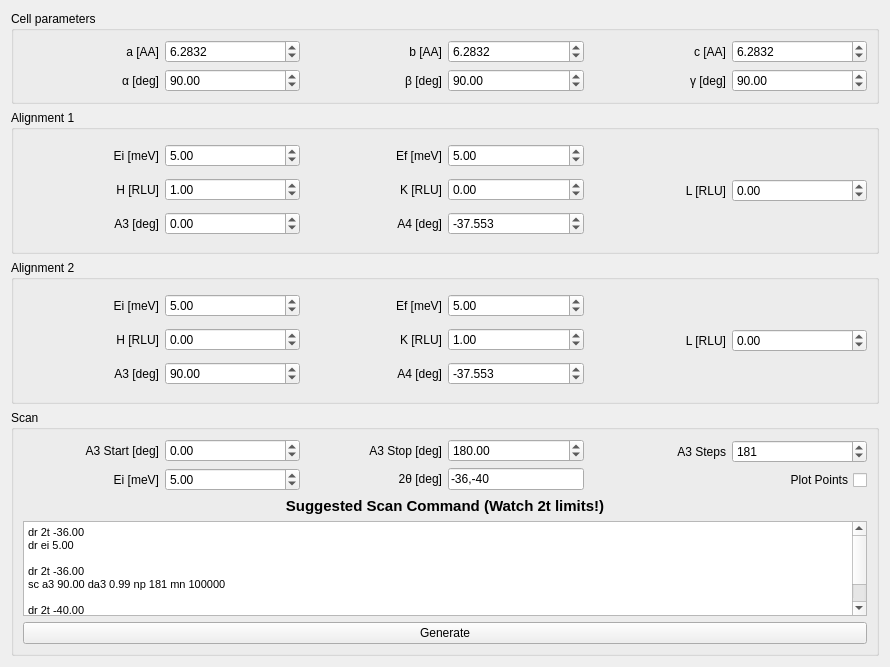
First picture: the form in src/main/resources/base/Views/Prediction.ui, repository MJOLNIRPackage/MJOLNIR-GUI, before the edit.
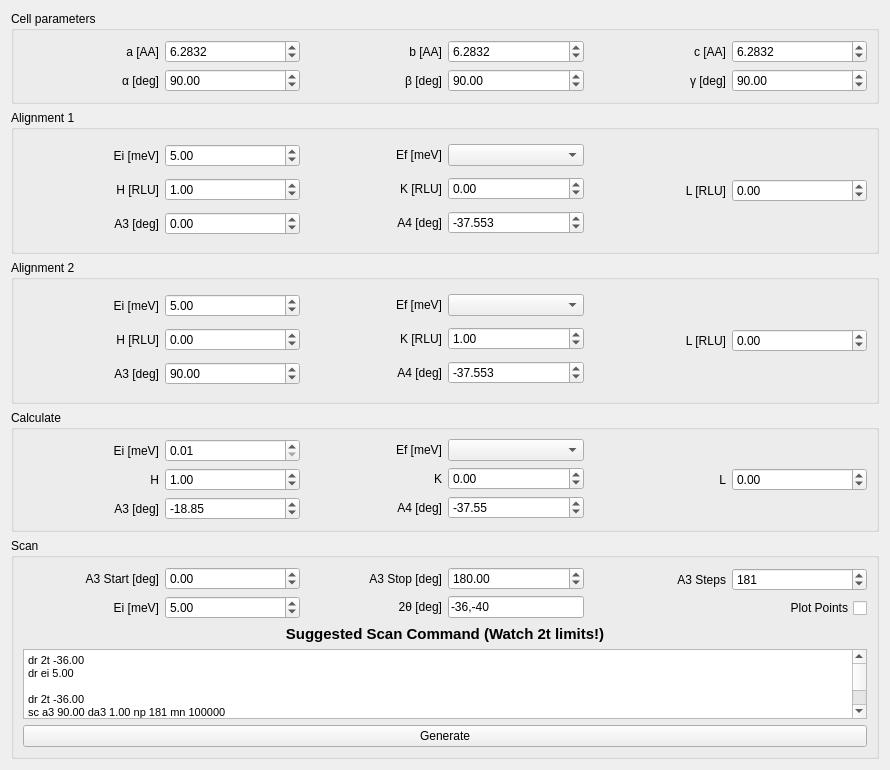
Second picture: the form after the edit.

Commit message: Add calculator for HKL position given A3 and A4 + vice versa

Patch:
```diff
--- a/src/main/resources/base/Views/Prediction.ui
+++ b/src/main/resources/base/Views/Prediction.ui
@@ -7,7 +7,7 @@
     <x>0</x>
     <y>0</y>
     <width>890</width>
-    <height>667</height>
+    <height>767</height>
    </rect>
   </property>
   <property name="focusPolicy">
@@ -314,11 +314,7 @@
              </widget>
             </item>
             <item>
-             <widget class="QDoubleSpinBox" name="alignment1_ef_spinBox">
-              <property name="value">
-               <double>5.000000000000000</double>
-              </property>
-             </widget>
+             <widget class="QComboBox" name="alignment1_ef_comboBox"/>
             </item>
            </layout>
           </item>
@@ -453,6 +449,12 @@
    </item>
    <item>
     <widget class="QGroupBox" name="groupBox_3">
+     <property name="sizePolicy">
+      <sizepolicy hsizetype="Preferred" vsizetype="Preferred">
+       <horstretch>0</horstretch>
+       <verstretch>0</verstretch>
+      </sizepolicy>
+     </property>
      <property name="title">
       <string>Alignment 2</string>
      </property>
@@ -550,11 +552,7 @@
              </widget>
             </item>
             <item>
-             <widget class="QDoubleSpinBox" name="alignment2_ef_spinBox">
-              <property name="value">
-               <double>5.000000000000000</double>
-              </property>
-             </widget>
+             <widget class="QComboBox" name="alignment2_ef_comboBox"/>
             </item>
            </layout>
           </item>
@@ -690,6 +688,220 @@
      </layout>
     </widget>
    </item>
+   <item>
+    <widget class="QGroupBox" name="HKLCalculator_groupBox">
+     <property name="sizePolicy">
+      <sizepolicy hsizetype="Preferred" vsizetype="Preferred">
+       <horstretch>0</horstretch>
+       <verstretch>0</verstretch>
+      </sizepolicy>
+     </property>
+     <property name="title">
+      <string>Calculate</string>
+     </property>
+     <layout class="QHBoxLayout" name="horizontalLayout_16">
+      <item>
+       <layout class="QVBoxLayout" name="verticalLayout_4" stretch="0,0,0">
+        <item>
+         <layout class="QHBoxLayout" name="horizontalLayout_7">
+          <item>
+           <widget class="QLabel" name="label_6">
+            <property name="text">
+             <string>Ei [meV]</string>
+            </property>
+            <property name="alignment">
+             <set>Qt::AlignRight|Qt::AlignTrailing|Qt::AlignVCenter</set>
+            </property>
+           </widget>
+          </item>
+          <item>
+           <widget class="QDoubleSpinBox" name="HKL_ei_spinBox">
+            <property name="minimum">
+             <double>0.010000000000000</double>
+            </property>
+           </widget>
+          </item>
+         </layout>
+        </item>
+        <item>
+         <layout class="QHBoxLayout" name="horizontalLayout_8">
+          <item>
+           <widget class="QLabel" name="label_9">
+            <property name="text">
+             <string>H</string>
+            </property>
+            <property name="alignment">
+             <set>Qt::AlignRight|Qt::AlignTrailing|Qt::AlignVCenter</set>
+            </property>
+           </widget>
+          </item>
+          <item>
+           <widget class="QDoubleSpinBox" name="HKL_H_doubleSpinBox">
+            <property name="minimum">
+             <double>-99.989999999999995</double>
+            </property>
+            <property name="value">
+             <double>1.000000000000000</double>
+            </property>
+           </widget>
+          </item>
+         </layout>
+        </item>
+        <item>
+         <layout class="QHBoxLayout" name="horizontalLayout_14">
+          <item>
+           <widget class="QLabel" name="label_13">
+            <property name="text">
+             <string>A3 [deg]</string>
+            </property>
+            <property name="alignment">
+             <set>Qt::AlignRight|Qt::AlignTrailing|Qt::AlignVCenter</set>
+            </property>
+           </widget>
+          </item>
+          <item>
+           <widget class="QDoubleSpinBox" name="HKL_A3_doubleSpinBox">
+            <property name="minimum">
+             <double>-360.000000000000000</double>
+            </property>
+            <property name="maximum">
+             <double>360.000000000000000</double>
+            </property>
+            <property name="singleStep">
+             <double>1.000000000000000</double>
+            </property>
+            <property name="value">
+             <double>-18.850000000000001</double>
+            </property>
+           </widget>
+          </item>
+         </layout>
+        </item>
+       </layout>
+      </item>
+      <item>
+       <layout class="QVBoxLayout" name="verticalLayout_6" stretch="0,0,0">
+        <item>
+         <layout class="QHBoxLayout" name="horizontalLayout_11">
+          <item>
+           <widget class="QLabel" name="label_10">
+            <property name="text">
+             <string>Ef [meV]</string>
+            </property>
+            <property name="alignment">
+             <set>Qt::AlignRight|Qt::AlignTrailing|Qt::AlignVCenter</set>
+            </property>
+           </widget>
+          </item>
+          <item>
+           <widget class="QComboBox" name="HKL_ef_comboBox"/>
+          </item>
+         </layout>
+        </item>
+        <item>
+         <layout class="QHBoxLayout" name="horizontalLayout_12">
+          <item>
+           <widget class="QLabel" name="label_11">
+            <property name="text">
+             <string>K</string>
+            </property>
+            <property name="alignment">
+             <set>Qt::AlignRight|Qt::AlignTrailing|Qt::AlignVCenter</set>
+            </property>
+           </widget>
+          </item>
+          <item>
+           <widget class="QDoubleSpinBox" name="HKL_K_doubleSpinBox">
+            <property name="minimum">
+             <double>-99.989999999999995</double>
+            </property>
+           </widget>
+          </item>
+         </layout>
+        </item>
+        <item>
+         <layout class="QHBoxLayout" name="horizontalLayout_15">
+          <item>
+           <widget class="QLabel" name="label_14">
+            <property name="text">
+             <string>A4 [deg]</string>
+            </property>
+            <property name="alignment">
+             <set>Qt::AlignRight|Qt::AlignTrailing|Qt::AlignVCenter</set>
+            </property>
+           </widget>
+          </item>
+          <item>
+           <widget class="QDoubleSpinBox" name="HKL_A4_doubleSpinBox">
+            <property name="minimum">
+             <double>-180.000000000000000</double>
+            </property>
+            <property name="maximum">
+             <double>180.000000000000000</double>
+            </property>
+            <property name="value">
+             <double>-37.549999999999997</double>
+            </property>
+           </widget>
+          </item>
+         </layout>
+        </item>
+       </layout>
+      </item>
+      <item>
+       <layout class="QVBoxLayout" name="verticalLayout_8" stretch="0,0,0">
+        <item>
+         <spacer name="verticalSpacer_3">
+          <property name="orientation">
+           <enum>Qt::Vertical</enum>
+          </property>
+          <property name="sizeHint" stdset="0">
+           <size>
+            <width>20</width>
+            <height>40</height>
+           </size>
+          </property>
+         </spacer>
+        </item>
+        <item>
+         <layout class="QHBoxLayout" name="horizontalLayout_13">
+          <item>
+           <widget class="QLabel" name="label_12">
+            <property name="text">
+             <string>L</string>
+            </property>
+            <property name="alignment">
+             <set>Qt::AlignRight|Qt::AlignTrailing|Qt::AlignVCenter</set>
+            </property>
+           </widget>
+          </item>
+          <item>
+           <widget class="QDoubleSpinBox" name="HKL_L_doubleSpinBox">
+            <property name="minimum">
+             <double>-99.989999999999995</double>
+            </property>
+           </widget>
+          </item>
+         </layout>
+        </item>
+        <item>
+         <spacer name="verticalSpacer_4">
+          <property name="orientation">
+           <enum>Qt::Vertical</enum>
+          </property>
+          <property name="sizeHint" stdset="0">
+           <size>
+            <width>20</width>
+            <height>40</height>
+           </size>
+          </property>
+         </spacer>
+        </item>
+       </layout>
+      </item>
+     </layout>
+    </widget>
+   </item>
    <item>
     <widget class="QGroupBox" name="groupBox_4">
      <property name="title">
@@ -886,10 +1098,11 @@
 &lt;p style=&quot; margin-top:0px; margin-bottom:0px; margin-left:0px; margin-right:0px; -qt-block-indent:0; text-indent:0px;&quot;&gt;&lt;span style=&quot; font-size:8pt;&quot;&gt;dr ei 5.00&lt;/span&gt;&lt;/p&gt;
 &lt;p style=&quot;-qt-paragraph-type:empty; margin-top:0px; margin-bottom:0px; margin-left:0px; margin-right:0px; -qt-block-indent:0; text-indent:0px; font-size:8pt;&quot;&gt;&lt;br /&gt;&lt;/p&gt;
 &lt;p style=&quot; margin-top:0px; margin-bottom:0px; margin-left:0px; margin-right:0px; -qt-block-indent:0; text-indent:0px;&quot;&gt;&lt;span style=&quot; font-size:8pt;&quot;&gt;dr 2t -36.00&lt;/span&gt;&lt;/p&gt;
-&lt;p style=&quot; margin-top:0px; margin-bottom:0px; margin-left:0px; margin-right:0px; -qt-block-indent:0; text-indent:0px;&quot;&gt;&lt;span style=&quot; font-size:8pt;&quot;&gt;sc a3 90.00 da3 0.99 np 181 mn 100000&lt;/span&gt;&lt;/p&gt;
+&lt;p style=&quot; margin-top:0px; margin-bottom:0px; margin-left:0px; margin-right:0px; -qt-block-indent:0; text-indent:0px;&quot;&gt;&lt;span style=&quot; font-size:8pt;&quot;&gt;sc a3 90.00 da3 1.00 np 181 mn 100000&lt;/span&gt;&lt;/p&gt;
 &lt;p style=&quot;-qt-paragraph-type:empty; margin-top:0px; margin-bottom:0px; margin-left:0px; margin-right:0px; -qt-block-indent:0; text-indent:0px; font-size:8pt;&quot;&gt;&lt;br /&gt;&lt;/p&gt;
 &lt;p style=&quot; margin-top:0px; margin-bottom:0px; margin-left:0px; margin-right:0px; -qt-block-indent:0; text-indent:0px;&quot;&gt;&lt;span style=&quot; font-size:8pt;&quot;&gt;dr 2t -40.00&lt;/span&gt;&lt;/p&gt;
-&lt;p style=&quot; margin-top:0px; margin-bottom:0px; margin-left:0px; margin-right:0px; -qt-block-indent:0; text-indent:0px;&quot;&gt;&lt;span style=&quot; font-size:8pt;&quot;&gt;sc a3 90.00 da3 0.99 np 181 mn 100000&lt;/span&gt;&lt;/p&gt;
+&lt;p style=&quot; margin-top:0px; margin-bottom:0px; margin-left:0px; margin-right:0px; -qt-block-indent:0; text-indent:0px;&quot;&gt;&lt;span style=&quot; font-size:8pt;&quot;&gt;sc a3 90.00 da3 1.00 np 181 mn 100000&lt;/span&gt;&lt;/p&gt;
+&lt;p style=&quot;-qt-paragraph-type:empty; margin-top:0px; margin-bottom:0px; margin-left:0px; margin-right:0px; -qt-block-indent:0; text-indent:0px; font-size:8pt;&quot;&gt;&lt;br /&gt;&lt;/p&gt;
 &lt;p style=&quot;-qt-paragraph-type:empty; margin-top:0px; margin-bottom:0px; margin-left:0px; margin-right:0px; -qt-block-indent:0; text-indent:0px; font-size:8pt;&quot;&gt;&lt;br /&gt;&lt;/p&gt;&lt;/body&gt;&lt;/html&gt;</string>
         </property>
        </widget>
```
Left out of the diff: 2 changed lines with no effect on the pictures. The commit also changes 1 other file.
